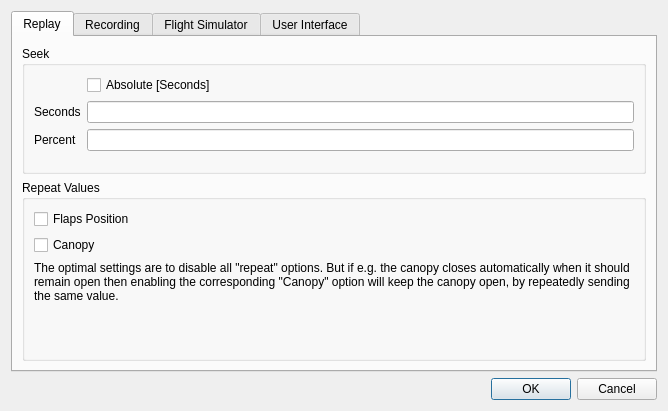
This is src/UserInterface/src/Dialog/SettingsDialog.ui in till213/SkyDolly as Qt 5 draws it before an edit. The edited form follows.
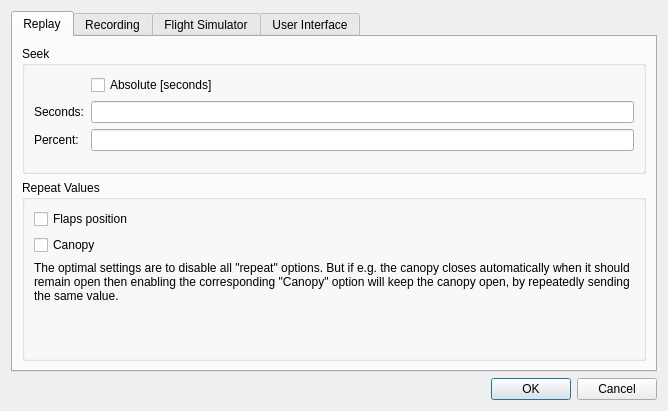
This is the edited form. The open tabs and pages were chosen to show the change.

```diff
--- a/src/UserInterface/src/Dialog/SettingsDialog.ui
+++ b/src/UserInterface/src/Dialog/SettingsDialog.ui
@@ -33,14 +33,14 @@
           <item row="0" column="1">
            <widget class="QCheckBox" name="absoluteSeekEnabledCheckBox">
             <property name="text">
-             <string>Absolute [Seconds]</string>
+             <string>Absolute [seconds]</string>
             </property>
            </widget>
           </item>
           <item row="1" column="0">
            <widget class="QLabel" name="label">
             <property name="text">
-             <string>Seconds</string>
+             <string>Seconds:</string>
             </property>
            </widget>
           </item>
@@ -50,7 +50,7 @@
           <item row="2" column="0">
            <widget class="QLabel" name="label_2">
             <property name="text">
-             <string>Percent</string>
+             <string>Percent:</string>
             </property>
            </widget>
           </item>
@@ -82,7 +82,7 @@
           <item row="0" column="0">
            <widget class="QCheckBox" name="repeatFlapsCheckBox">
             <property name="text">
-             <string>Flaps Position</string>
+             <string>Flaps position</string>
             </property>
            </widget>
           </item>
```
Left out of the diff: 12 changed lines with no effect on the pictures.
